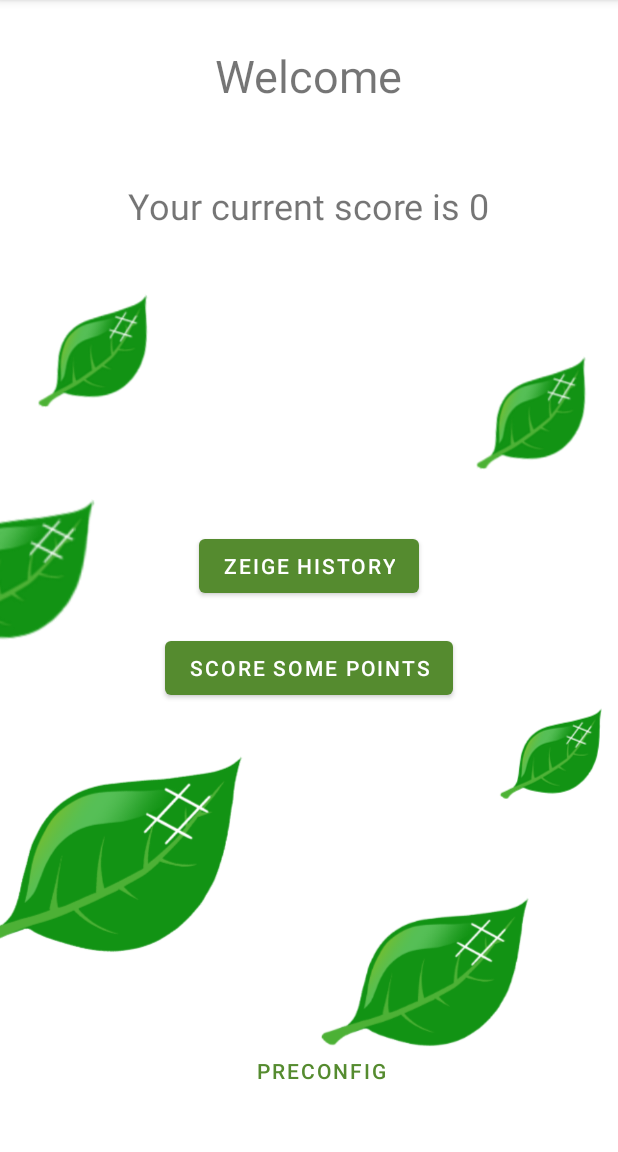
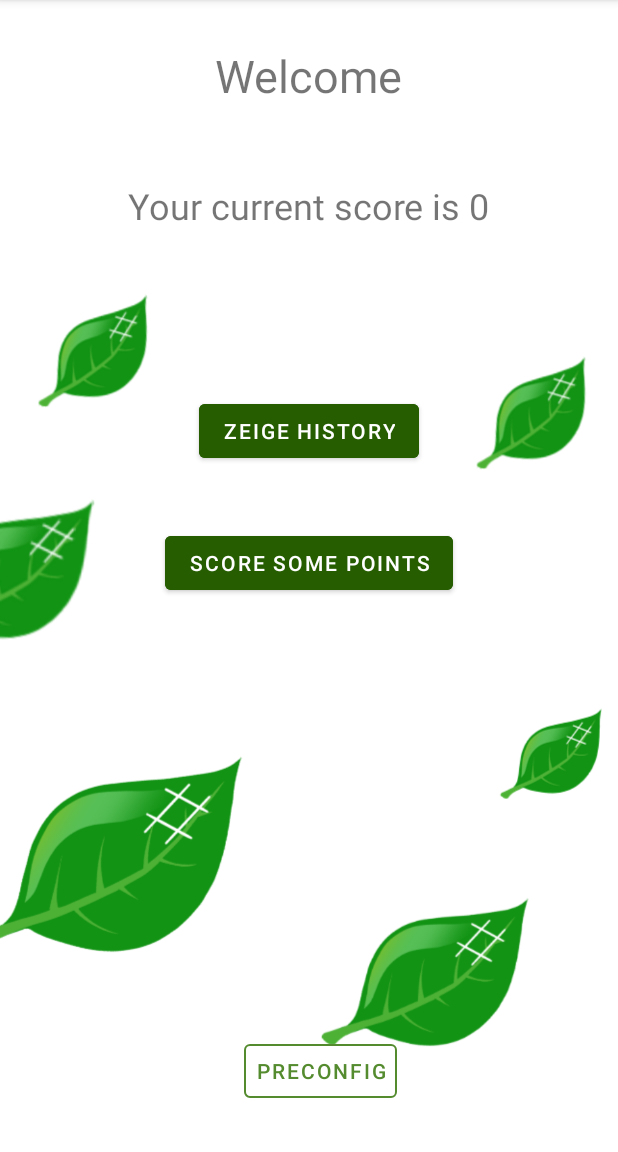
Before and after one commit to Tameli/Score-for-Climate, an Android app: the screen it shows after launch (MainActivity), on a phone screen of 412 x 824 dp, the part 84-1236 px from its top. Run offline under Robolectric (Android 15) with nearby library versions, the light colour scheme and no system bars; our stand-ins replace Room's generated code; 1 statement that could not run was skipped.

Commit message:
Changed distance of buttons

```diff
--- a/app/src/main/res/layout/fragment_main.xml
+++ b/app/src/main/res/layout/fragment_main.xml
@@ -25,7 +25,7 @@
             android:layout_height="wrap_content"
             android:layout_gravity="center_horizontal"
             android:layout_marginTop="50dp"
-            android:layout_marginBottom="200dp"
+            android:layout_marginBottom="110dp"
             android:text="@string/textViewCurrentScore"
             android:textSize="24sp"/>
 
@@ -34,8 +34,9 @@
             android:layout_width="wrap_content"
             android:layout_height="wrap_content"
             android:layout_weight="0"
-            android:layout_marginBottom="20dp"
+            android:layout_marginBottom="40dp"
             android:layout_gravity="center_horizontal"
+            android:backgroundTint="@color/primaryDarkColor"
             android:text="Zeige History"/>
 
         <com.google.android.material.button.MaterialButton
@@ -45,7 +46,7 @@
             android:layout_weight="0"
             android:layout_gravity="center_horizontal"
             android:layout_marginBottom="20dp"
-            app:strokeColor="@color/colorPrimaryDark"
+            android:backgroundTint="@color/primaryDarkColor"
             android:text="@string/buttonScore"/>
 
         <LinearLayout
@@ -61,6 +62,8 @@
                 android:layout_height="wrap_content"
                 android:layout_gravity="center_horizontal|bottom"
                 android:text="@string/buttonSetPreconfig"
+                app:strokeColor="@color/primaryColor"
+                app:strokeWidth="1dp"
                 android:layout_marginBottom="30dp"
                 style="@style/Widget.MaterialComponents.Button.TextButton.Dialog" />
 
```
